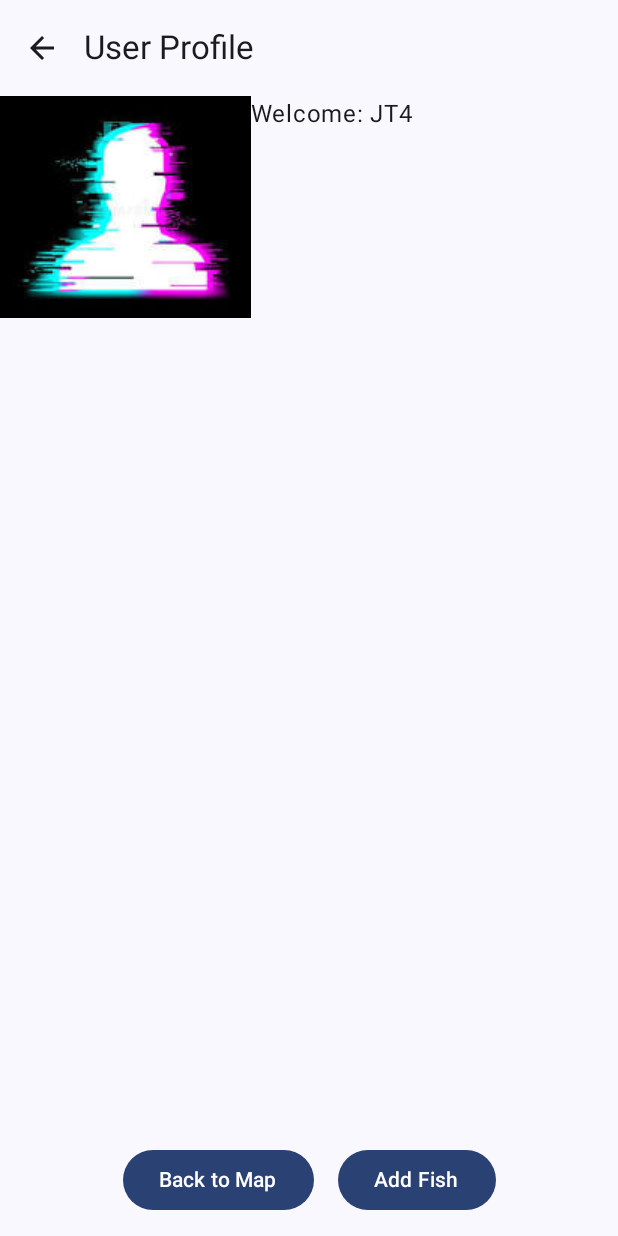
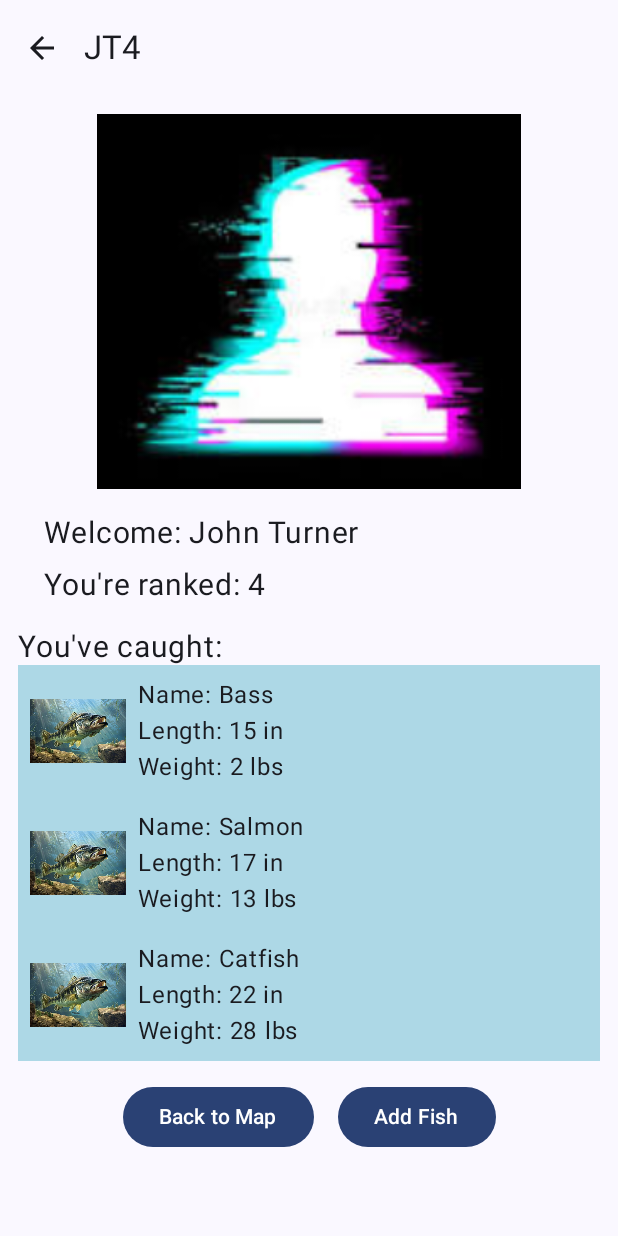
Before and after one commit to nazimja4arov/Fishing-Android-App, an Android app built with Jetpack Compose: the UserProfileScreen screen opened through its navigation route, on a phone screen of 412 x 824 dp. Run offline under Robolectric (Android 15) with nearby library versions, the phone set to English and light mode, and no system bars.

Commit message:
Filled out the User profile screen with mock data.

```diff
--- a/app/src/main/java/edu/gvsu/cis/jafarovn/fishingandroidapp/FishDataClass.kt
+++ b/app/src/main/java/edu/gvsu/cis/jafarovn/fishingandroidapp/FishDataClass.kt
@@ -3,7 +3,7 @@ package edu.gvsu.cis.jafarovn.fishingandroidapp
 data class FishDataClass (
     val userName: String,
     val fishName: String,
-    val fishImage: String,
+    val fishImage: Int,
     val fishLength: Int,
     val fishWeight: Int
 )
--- a/app/src/main/java/edu/gvsu/cis/jafarovn/fishingandroidapp/UserDataClass.kt
+++ b/app/src/main/java/edu/gvsu/cis/jafarovn/fishingandroidapp/UserDataClass.kt
@@ -3,4 +3,6 @@ package edu.gvsu.cis.jafarovn.fishingandroidapp
 data class UserDataClass (
     val userName: String,
     val userProfilePicture: Int,
+    val userFullName: String,
+    val userRank: Int,
 )
--- a/app/src/main/java/edu/gvsu/cis/jafarovn/fishingandroidapp/UserViewModel.kt
+++ b/app/src/main/java/edu/gvsu/cis/jafarovn/fishingandroidapp/UserViewModel.kt
@@ -8,21 +8,33 @@ import androidx.lifecycle.ViewModel
 class UserViewModel: ViewModel(){
     var users by mutableStateOf<Map<String, UserDataClass>> (emptyMap())
 
+    var fish by mutableStateOf<Map<String, List<FishDataClass>>> (emptyMap())
 
+    /// Used For Testing, Delete later
+    init {
+        AddUser("JT4", R.drawable.app_pfp, "John Turner", 4)
+        AddFish("JT4", "Bass", R.drawable.bass_image, 15, 2)
+        AddFish("JT4", "Salmon", R.drawable.bass_image, 17, 13)
+        AddFish("JT4", "Catfish", R.drawable.bass_image, 22, 28)
+    }
 
-    fun AddUser(user_name: String, user_pic: Int)
+    fun AddUser(user_name: String, user_pic: Int, user_full_name: String, user_rank: Int)
     {
         if (user_name !in users)
         {
-            val new_entry = UserDataClass(user_name, user_pic)
+            val new_entry = UserDataClass(user_name, user_pic, user_full_name,user_rank)
             users += (user_name to new_entry)
         }
     }
 
-
-
-    /*fun GetUser(user_name: String) User
+    fun AddFish(user_name: String, fish_name: String, fish_image: Int, fish_length: Int, fish_weight: Int)
     {
-        return users[user_name]
-    }*/
+        val current_fish_list = fish[user_name] ?: emptyList()
+        val new_entry = FishDataClass(user_name, fish_name, fish_image,fish_length, fish_weight)
+        fish += (user_name to (current_fish_list + new_entry))
+    }
+    fun GetUserFish(user_name: String): List<FishDataClass>
+    {
+        return fish[user_name] ?: emptyList()
+    }
 }
--- a/app/src/main/java/edu/gvsu/cis/jafarovn/fishingandroidapp/screens/UserProfileScreen.kt
+++ b/app/src/main/java/edu/gvsu/cis/jafarovn/fishingandroidapp/screens/UserProfileScreen.kt
@@ -13,6 +13,9 @@ import androidx.compose.foundation.layout.fillMaxHeight
 import androidx.compose.foundation.layout.fillMaxWidth
 import androidx.compose.foundation.layout.height
 import androidx.compose.foundation.layout.padding
+import androidx.compose.foundation.layout.size
+import androidx.compose.foundation.lazy.LazyColumn
+import androidx.compose.foundation.lazy.items
 import androidx.compose.material.icons.Icons
 import androidx.compose.material.icons.filled.ArrowBack
 import androidx.compose.material3.Button
@@ -28,6 +31,7 @@ import androidx.compose.ui.Modifier
 import androidx.compose.ui.graphics.Color
 import androidx.compose.ui.res.painterResource
 import androidx.compose.ui.unit.dp
+import androidx.compose.ui.unit.sp
 import edu.gvsu.cis.jafarovn.fishingandroidapp.MapViewModel
 import edu.gvsu.cis.jafarovn.fishingandroidapp.R
 import edu.gvsu.cis.jafarovn.fishingandroidapp.UserViewModel
@@ -43,8 +47,9 @@ fun UserProfileScreen(
     modifier: Modifier = Modifier
 )
 {
-    userViewModel.AddUser("JT4", R.drawable.app_pfp)
-    var current_user = userViewModel.users["JT4"]
+
+    val current_user = userViewModel.users["JT4"]
+    val users_fish_list = userViewModel.fish["JT4"] ?: emptyList()
 
     Row (modifier = Modifier
         .background(Color.LightGray)
@@ -66,7 +71,7 @@ fun UserProfileScreen(
     Scaffold(
         topBar = {
             TopAppBar(
-                title = { Text("User Profile") },
+                title = { Text(text = "${current_user?.userName}") },
                 navigationIcon = {
                     IconButton(onClick = onNavigateToMain) {
                         Icon(Icons.Default.ArrowBack, contentDescription = "Back")
@@ -75,23 +80,59 @@ fun UserProfileScreen(
             )
         }
         ,content = { innerPadding ->
-            Column {
-
-            Row(modifier = Modifier.padding(innerPadding))
-            {
+            Column(Modifier.padding(12.dp)) {
                 if (current_user != null) {
-                    Image(
-                        painter = painterResource(id = current_user.userProfilePicture),
-                        contentDescription = "Profile Picture"
-                    )
-                    Text(text = "Welcome: ${current_user.userName}")
-                } else {
-                    Text("Error User does not exist")
+                    Row(modifier = Modifier.padding(innerPadding))
+                    {
+                        Image(
+                            painter = painterResource(id = current_user.userProfilePicture),
+                            contentDescription = "Profile Picture",
+                            Modifier.fillMaxWidth().size(250.dp)
+                        )
+                    }
+                    Column(Modifier.padding(12.dp))
+                    {
+                        Text(
+                            text = "Welcome: ${current_user.userFullName}", fontSize = 20.sp,
+                            modifier = Modifier.padding(5.dp)
+                        )
+                        Text(
+                            text = "You're ranked: ${current_user.userRank}", fontSize = 20.sp,
+                            modifier = Modifier.padding(5.dp)
+                        )
+                    }
+                    Row()
+                    {
+                        Text(text = "You've caught: ", fontSize = 20.sp)
+                    }
+                    LazyColumn {
+                        items(users_fish_list) { fish ->
+                            Row(
+                                verticalAlignment = Alignment.CenterVertically,
+                                modifier = Modifier
+                                    .fillMaxWidth()
+                                    .background(Color(173, 216, 230))
+                                    .padding(8.dp)
+                            ) {
+                                Image(
+                                    painter = painterResource(id = fish.fishImage),
+                                    contentDescription = fish.fishName,
+                                    modifier = Modifier.size(64.dp)
+                                )
+                                Column(modifier = Modifier.padding(start = 8.dp)) {
+                                    Text("Name: ${fish.fishName}")
+                                    Text("Length: ${fish.fishLength} in")
+                                    Text("Weight: ${fish.fishWeight} lbs")
+                                }
+                            }
+                        }
+                    }
+                }
+                else{
+                    Text("Error: User does not exist")
                 }
 
-            }
-            Spacer(Modifier.weight(1f))
-            Row(horizontalArrangement = Arrangement.Center, modifier = Modifier.padding(5.dp).fillMaxWidth())
+            Row(horizontalArrangement = Arrangement.Center, modifier = Modifier.padding(5.dp).fillMaxWidth().fillMaxHeight())
             {
                 Button(onClick = { onNavigateToMain() }, modifier = Modifier.padding(8.dp)) {
                     Text("Back to Map")
@@ -99,9 +140,7 @@ fun UserProfileScreen(
                 Button(onClick = onNavigateToCaughtFish, modifier = Modifier.padding(8.dp)) {
                     Text("Add Fish")
                 }
-
             }
-
             }
         }
     )
```
Also changed, not shown: app/src/main/res/drawable/bass_image.jpg (added).
